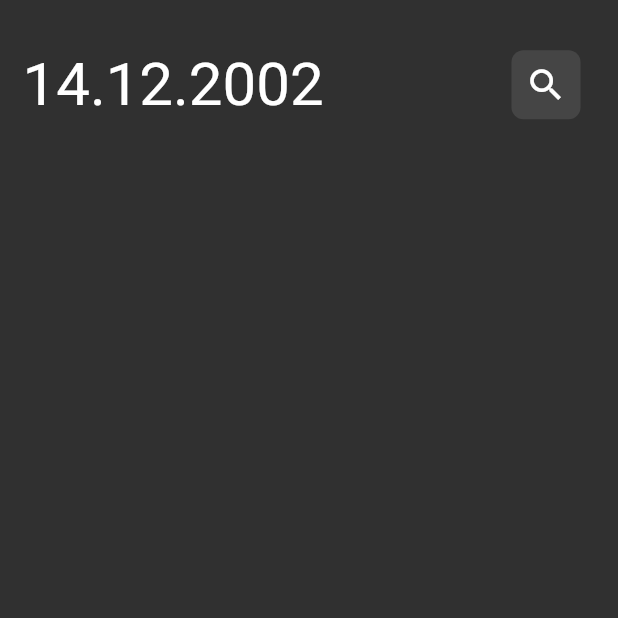
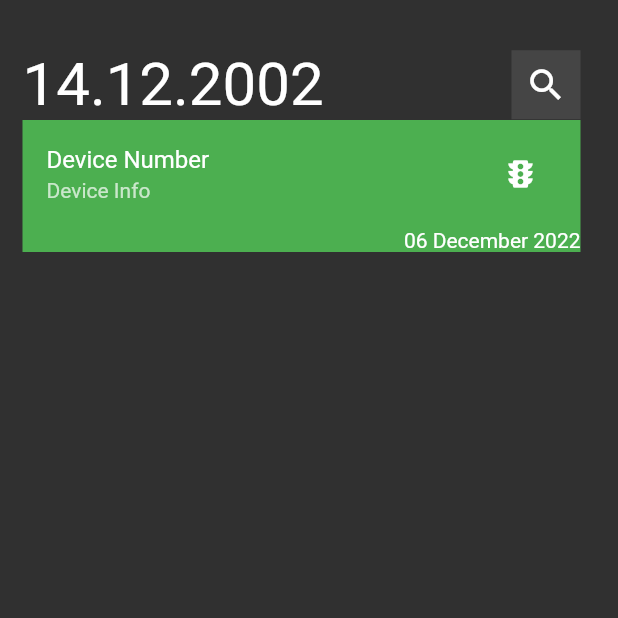
Before and after one commit to TalisTalis/DevicesFirstInclusion, a Flutter app: the screen it shows after launch, on a phone screen of 412 x 824 dp, the top half of it. Run offline on Flutter 3.47's test engine with Material 2 defaults, Android fonts, the phone set to English and light mode, and no system bars.

Commit message:
create block Device numbeer and info and date

```diff
--- a/lib/views/widgets/custom_app_bar.dart
+++ b/lib/views/widgets/custom_app_bar.dart
@@ -11,7 +11,8 @@ class CustomAppBar extends StatelessWidget {
       // ignore: prefer_const_literals_to_create_immutables
       children: [
         const Text(
-          "14.12.2002", //текущая дата или дата прошлая
+          // ignore: todo
+          "14.12.2002", //текущая дата или дата прошлая //TODO: загрузка текущей даты или выбор даты по календарю (при клике на поле с датой)
           style: TextStyle(fontSize: 40),
         ),
         const Spacer(),
--- a/lib/views/widgets/custom_icon.dart
+++ b/lib/views/widgets/custom_icon.dart
@@ -11,7 +11,7 @@ class CustomSearchIcon extends StatelessWidget {
       // ignore: prefer_const_constructors
       decoration: BoxDecoration(
         color: Colors.white.withOpacity(0.1),
-        borderRadius: BorderRadius.circular(8),
+        //borderRadius: BorderRadius.circular(8),
       ),
       // ignore: prefer_const_constructors
       child: Center(
--- a/lib/views/widgets/devices_view_body.dart
+++ b/lib/views/widgets/devices_view_body.dart
@@ -15,8 +15,39 @@ class DevicesViewBody extends StatelessWidget {
             height: 25,
           ),
           const CustomAppBar(),
+          const DeviceItem(),
         ],
       ),
     );
   }
 }
+
+class DeviceItem extends StatelessWidget {
+  const DeviceItem({super.key});
+
+  @override
+  Widget build(BuildContext context) {
+    return Container(
+      // ignore: prefer_const_constructors
+      decoration: BoxDecoration(
+        color: Colors.green,
+        //borderRadius: BorderRadius.circular(10)
+      ),
+      child: Column(
+        crossAxisAlignment: CrossAxisAlignment.end,
+        children: [
+          ListTile(
+            title: const Text("Device Number"),
+            subtitle: const Text("Device Info"),
+            trailing:
+                IconButton(onPressed: () {}, icon: const Icon(Icons.traffic)),
+          ),
+          const Text(
+            "06 December 2022",
+            style: TextStyle(color: Colors.white),
+          ),
+        ],
+      ),
+    );
+  }
+}
```
